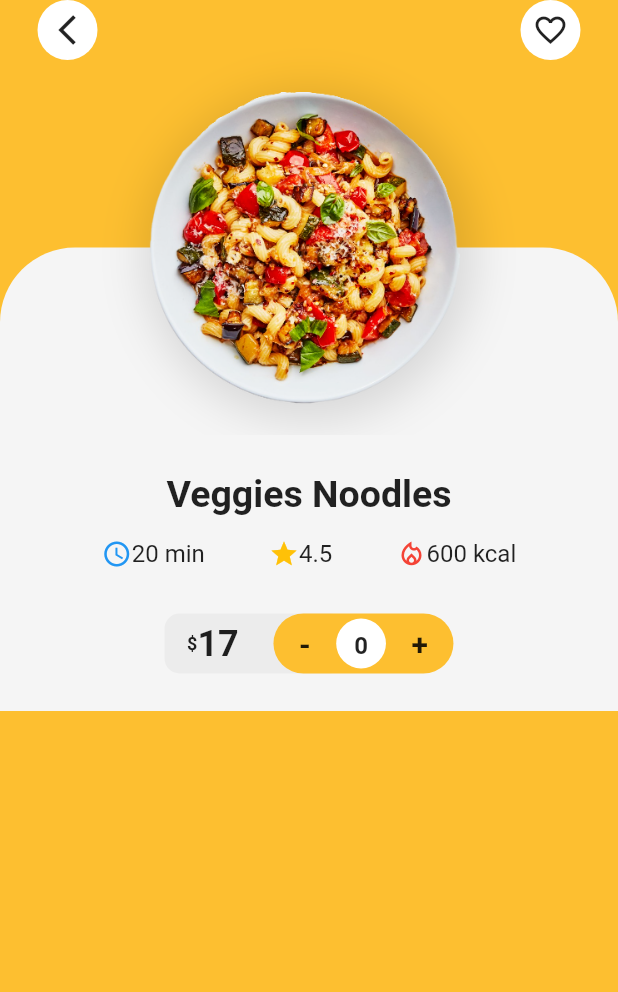
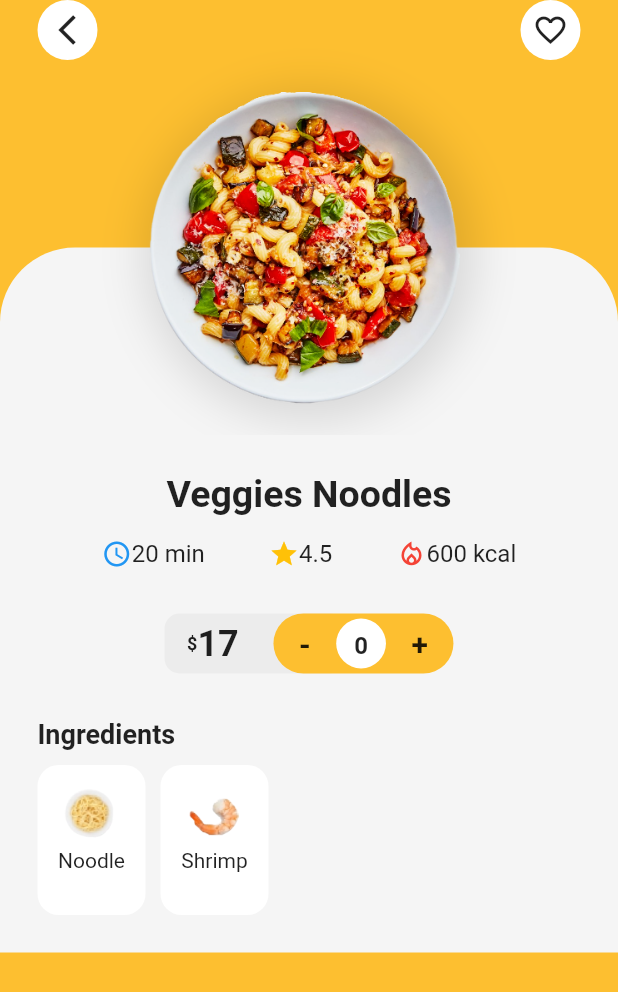
Before and after one commit to KhadijaMakkaoui/Food-Delivery, a Flutter app: the DetailPage screen opened directly with sample values from the repository, on a phone screen of 412 x 824 dp. Shown: the top 992 px of the screen. Run offline on Flutter 3.47's test engine with Material 2 defaults, Android fonts, the phone set to English and light mode, and no system bars; our stand-ins replace smooth_page_indicator.

Commit message:
implement section displaying meal ingredients

```diff
--- a/delivery_app/lib/screens/detail/widget/food_detail.dart
+++ b/delivery_app/lib/screens/detail/widget/food_detail.dart
@@ -30,6 +30,40 @@ class FoodDetail extends StatelessWidget {
           ),
           const SizedBox(height: 30,),
           FoodQuantity(food),
+          const SizedBox(height: 30,),
+          Row(
+            children: const [
+              Text('Ingredients',
+                style: TextStyle(
+                  fontSize: 18,
+                  fontWeight: FontWeight.bold,
+                ),
+              ),
+            ],
+          ),
+          const SizedBox(height: 10,),
+          SizedBox(
+            height: 100,
+            child: ListView.separated(
+              scrollDirection: Axis.horizontal,
+              itemBuilder: (context,index)=> Container(
+                padding: const EdgeInsets.all(10),
+                decoration: BoxDecoration(
+                  color: Colors.white,
+                  borderRadius: BorderRadius.circular(14),
+                ),
+                child: Column(
+                  children: [
+                    Image.asset(food.ingredients[index].values.first,
+                    width: 52,),
+                    Text(food.ingredients[index].keys.first,                    ),
+                  ],
+                )
+              ),
+              separatorBuilder: (_,index)=>const SizedBox(width: 10,),
+              itemCount: food.ingredients.length,
+            ),
+          )
         ],
 
 
--- a/delivery_app/lib/screens/detail/widget/food_quantity.dart
+++ b/delivery_app/lib/screens/detail/widget/food_quantity.dart
@@ -15,7 +15,7 @@ class FoodQuantity extends StatelessWidget {
       child:Stack(
         children: [
           Align(
-            alignment: Alignment(-0.3,0),
+            alignment: const Alignment(-0.3,0),
             child: Container(
               width:120,
               height: double.maxFinite,
@@ -25,15 +25,15 @@ class FoodQuantity extends StatelessWidget {
               ),
               child: Row(
                 children: [
-                  SizedBox(width: 15),
-                  Text('\$',
+                  const SizedBox(width: 15),
+                  const Text('\$',
                     style: TextStyle(
                       fontSize: 12,
                       fontWeight: FontWeight.bold,
                     ),
                   ),
                   Text(food.price.toString(),
-                    style: TextStyle(
+                    style: const TextStyle(
                       fontSize: 24,
                       fontWeight: FontWeight.bold,
                     ),
@@ -44,7 +44,7 @@ class FoodQuantity extends StatelessWidget {
             ),
           ),
           Align(
-            alignment: Alignment(0.3,0),
+            alignment: const Alignment(0.3,0),
             child: Container(
               height: double.maxFinite,
               width: 120,
```
